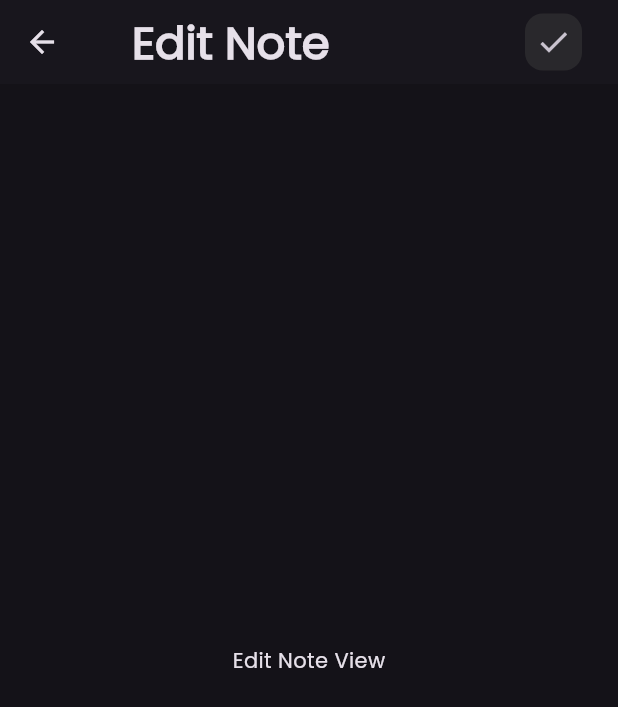
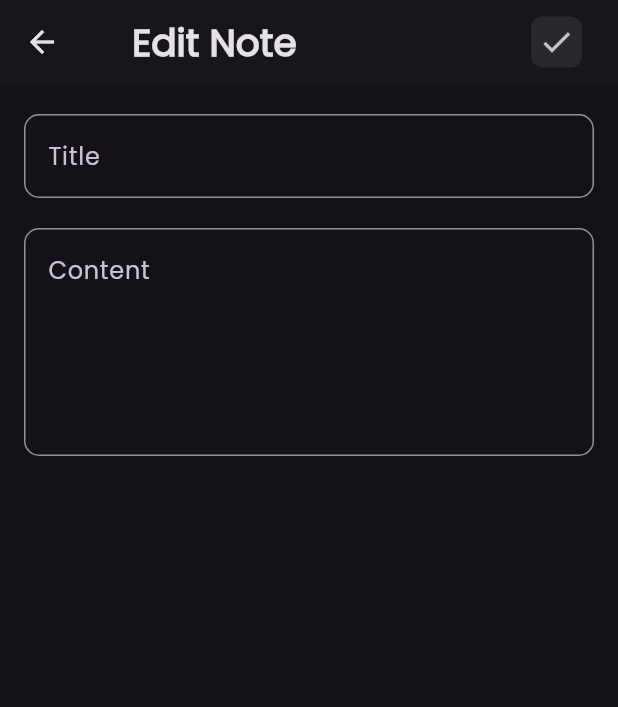
Before and after one commit to mohamedmagdy2301/notes_app, a Flutter app: the EditNoteView screen opened directly, on a phone screen of 412 x 824 dp. Shown: the top 707 px of the screen. Run offline on Flutter 3.47's test engine with Material 3 defaults, Android fonts, the phone set to English and light mode, and no system bars; our stand-ins replace hive; accounts and stored records are empty.

```diff
--- a/lib/views/edit_note_view.dart
+++ b/lib/views/edit_note_view.dart
@@ -1,5 +1,6 @@
 import 'package:flutter/material.dart';
 import 'package:notes_app/views/widgets/customer_appbar.dart';
+import 'package:notes_app/views/widgets/customer_body_edit_view.dart';
 
 class EditNoteView extends StatelessWidget {
   const EditNoteView({super.key});
@@ -8,9 +9,7 @@ class EditNoteView extends StatelessWidget {
   Widget build(BuildContext context) {
     return const Scaffold(
       appBar: CustomerAppBar(titleAppBar: 'Edit Note', iconAppBar: Icons.done),
-      body: Center(
-        child: Text('Edit Note View'),
-      ),
+      body: CutomerBodyEditView(),
     );
   }
 }
--- a/lib/views/widgets/customer_appbar.dart
+++ b/lib/views/widgets/customer_appbar.dart
@@ -16,7 +16,7 @@ class CustomerAppBar extends StatelessWidget implements PreferredSizeWidget {
         child: Text(
           titleAppBar,
           style: const TextStyle(
-            fontSize: 30,
+            fontSize: 25,
             fontWeight: FontWeight.w700,
           ),
         ),
@@ -25,10 +25,10 @@ class CustomerAppBar extends StatelessWidget implements PreferredSizeWidget {
         IconButton(
           onPressed: () {},
           icon: Container(
-            padding: const EdgeInsets.all(7),
+            padding: const EdgeInsets.all(5),
             margin: const EdgeInsets.only(right: 16),
             decoration: BoxDecoration(
-              borderRadius: BorderRadius.circular(12),
+              borderRadius: BorderRadius.circular(8),
               color: const Color.fromARGB(129, 58, 58, 58),
             ),
             child: Icon(
--- /dev/null
+++ b/lib/views/widgets/customer_body_edit_view.dart
@@ -0,0 +1,22 @@
+import 'package:flutter/material.dart';
+import 'package:notes_app/views/widgets/customer_text_field.dart';
+
+class CutomerBodyEditView extends StatelessWidget {
+  const CutomerBodyEditView({
+    super.key,
+  });
+
+  @override
+  Widget build(BuildContext context) {
+    return const Padding(
+      padding: EdgeInsets.symmetric(horizontal: 16, vertical: 20),
+      child: Column(
+        children: [
+          CustomerTextField(title: 'Title', maxLines: 1),
+          SizedBox(height: 20),
+          CustomerTextField(title: 'Content', maxLines: 5),
+        ],
+      ),
+    );
+  }
+}
--- a/pubspec.yaml
+++ b/pubspec.yaml
@@ -35,10 +35,15 @@ dependencies:
   # The following adds the Cupertino Icons font to your application.
   # Use with the CupertinoIcons class for iOS style icons.
   cupertino_icons: ^1.0.6
+  hive_flutter: ^1.1.0
+  hive: ^2.2.3
+
 
 dev_dependencies:
   flutter_test:
     sdk: flutter
+  hive_generator: ^2.0.1
+  build_runner: ^2.4.11
 
   # The "flutter_lints" package below contains a set of recommended lints to
   # encourage good coding practices. The lint set provided by the package is
```
Also changed, not shown: lib/model/note_model.dart (added, +20 -0 lines), lib/model/note_model.g.dart (added), pubspec.lock, 1 other file.
